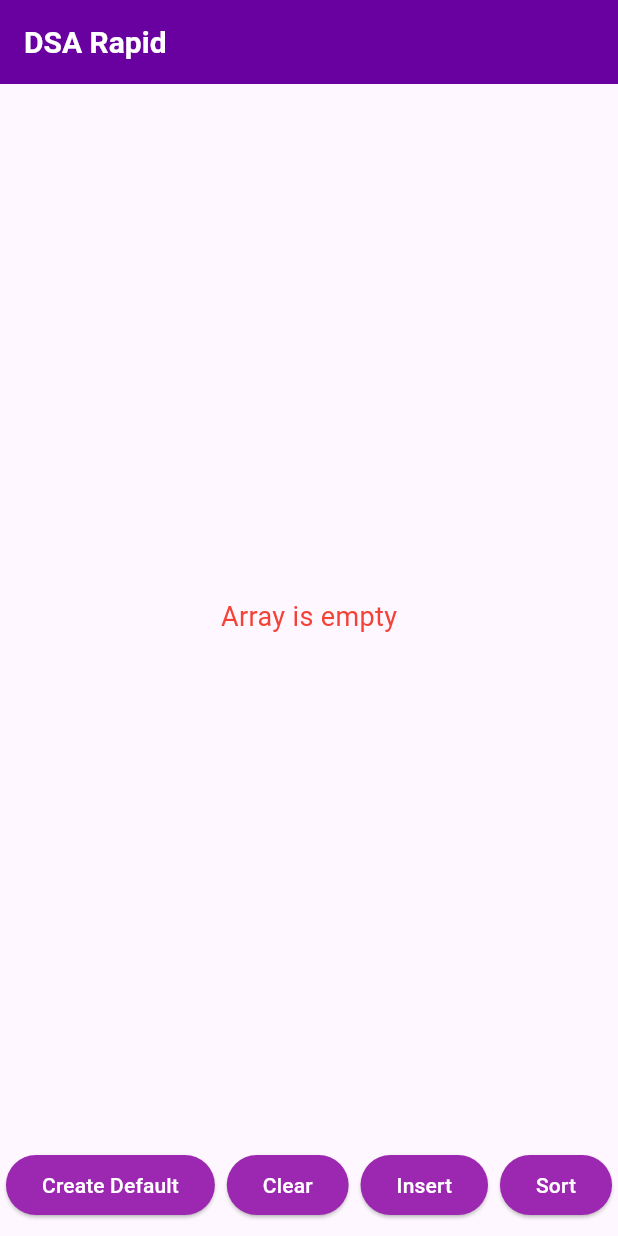
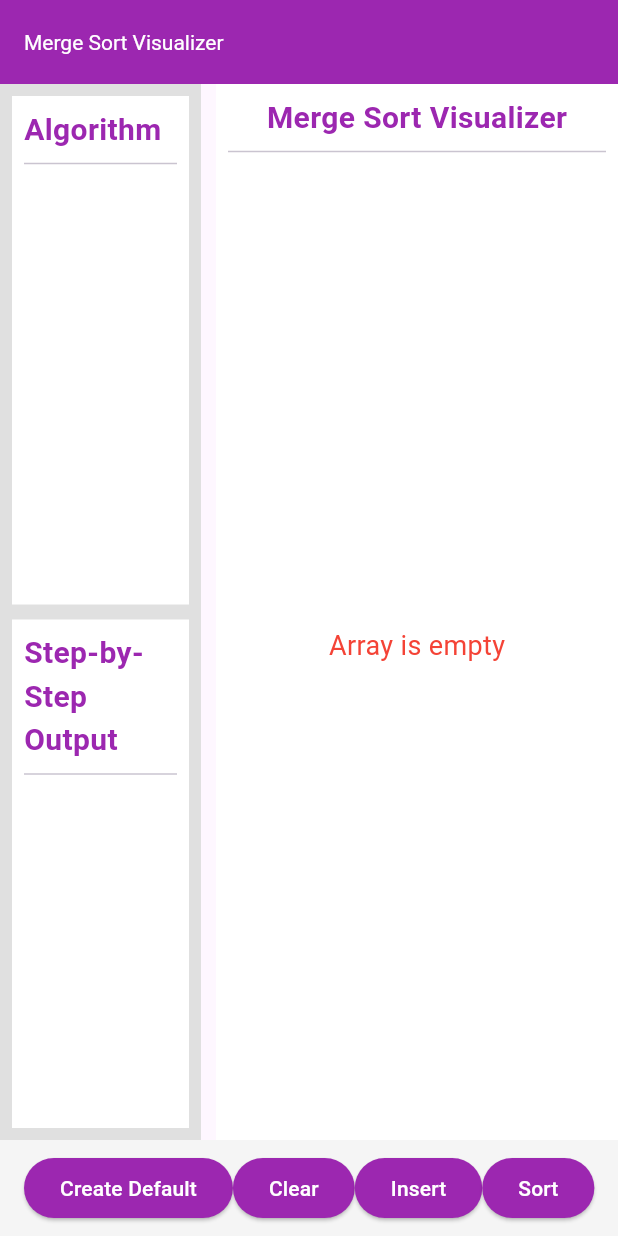
Before and after one commit to Namrata0607/DSARapid, a Flutter app: the MergeSortScreen screen opened directly, on a phone screen of 412 x 824 dp. Run offline on Flutter 3.47's test engine with Material 3 defaults, Android fonts, the light colour scheme and no system bars; our stand-ins replace animated_text_kit, carousel_slider, video_player; missing offline and left inert: syncfusion_flutter_pdfviewer.

Commit message:
merge sort vs add

```diff
--- a/lib/MergeSort.dart
+++ b/lib/MergeSort.dart
@@ -2,17 +2,15 @@
 import 'package:dsa_rapid/UI_Helper/UI.dart';
 import 'package:dsa_rapid/Dashboard.dart';
 import 'dart:math';
-
 
 class MergeSort extends StatelessWidget {
   @override
   Widget build(BuildContext context) {
     return MaterialApp(
       title: 'Merge Sort Visualizer',
-      debugShowCheckedModeBanner: false, // Disable the debug banner
-      // theme: ThemeData(
-      //   primarySwatch: Colors.blue,
-      // ),
+      theme: ThemeData(
+        primarySwatch: Colors.blue,
+      ),
       home: MergeSortScreen(),
     );
   }
@@ -25,16 +23,120 @@
 
 class _MergeSortScreenState extends State<MergeSortScreen> {
   List<int> array = []; // Initially empty array
-  int? leftIndex; // For visual representation of left index
-  int? rightIndex; // For visual representation of right index
+  int? currentLeft; // Left index for visual representation
+  int? currentRight; // Right index for visual representation
   bool sorting = false; // State for sort animation
+  String currentAlgorithm = ""; // Holds the current algorithm
+  String currentOutput = ""; // Holds the step-by-step output
 
   @override
   Widget build(BuildContext context) {
     return Scaffold(
-      appBar: mtext(),
+      appBar: AppBar(
+        title: Text('Merge Sort Visualizer'),
+        backgroundColor: Colors.purple,
+        titleTextStyle: TextStyle(color: Colors.white),
+      ),
       body: Column(
         children: [
+          Expanded(
+            child: Row(
+              children: [
+                // Left Container (for Algorithm and Output)
+                Expanded(
+                  flex: 1,
+                  child: Container(
+                    color: Colors.grey.shade300,
+                    padding: EdgeInsets.all(8.0),
+                    child: Column(
+                      children: [
+                        // Algorithm section
+                        Expanded(
+                          flex: 1,
+                          child: Container(
+                            color: Colors.white,
+                            padding: EdgeInsets.all(8.0),
+                            child: Column(
+                              crossAxisAlignment: CrossAxisAlignment.start,
+                              children: [
+                                Text(
+                                  'Algorithm',
+                                  style: TextStyle(
+                                    fontSize: 20,
+                                    fontWeight: FontWeight.bold,
+                                    color: Colors.purple,
+                                  ),
+                                ),
+                                Divider(),
+                                Expanded(
+                                  child: SingleChildScrollView(
+                                    child: Text(
+                                      currentAlgorithm,
+                                      style: TextStyle(
+                                        fontSize: 16,
+                                      ),
+                                    ),
+                                  ),
+                                ),
+                              ],
+                            ),
+                          ),
+                        ),
+                        SizedBox(height: 10),
+                        // Output/Step-by-step explanation section
+                        Expanded(
+                          flex: 1,
+                          child: Container(
+                            color: Colors.white,
+                            padding: EdgeInsets.all(8.0),
+                            child: Column(
+                              crossAxisAlignment: CrossAxisAlignment.start,
+                              children: [
+                                Text(
+                                  'Step-by-Step Output',
+                                  style: TextStyle(
+                                    fontSize: 20,
+                                    fontWeight: FontWeight.bold,
+                                    color: Colors.purple,
+                                  ),
+                                ),
+                                Divider(),
+                                Expanded(
+                                  child: SingleChildScrollView(
+                                    child: Text(
+                                      currentOutput,
+                                      style: TextStyle(
+                                        fontSize: 16,
+                                      ),
+                                    ),
+                                  ),
+                                ),
+                              ],
+                            ),
+                          ),
+                        ),
+                      ],
+                    ),
+                  ),
+                ),
+                SizedBox(width: 10),
+                // Right Container (for Array Visualizer)
+                Expanded(
+                  flex: 2,
+                  child: Container(
+                    color: Colors.white,
+                    padding: EdgeInsets.all(8.0),
+                    child: Column(
+                      children: [
+                        Text(
+                          'Merge Sort Visualizer',
+                          style: TextStyle(
+                            fontSize: 20,
+                            fontWeight: FontWeight.bold,
+                            color: Colors.purple,
+                          ),
+                        ),
+                        Divider(),
                         Expanded(
                           child: Center(
                             child: SingleChildScrollView(
@@ -44,7 +146,8 @@
                                     ? [
                                         Text(
                                           'Array is empty',
-                            style: TextStyle(fontSize: 18, color: Colors.red),
+                                          style: TextStyle(
+                                              fontSize: 18, color: Colors.red),
                                         )
                                       ]
                                     : _buildBars(),
@@ -52,44 +155,63 @@
                             ),
                           ),
                         ),
-          Row(
+                      ],
+                    ),
+                  ),
+                ),
+              ],
+            ),
+          ),
+          // Bottom Container (for Operation Buttons)
+          Container(
+            padding: EdgeInsets.symmetric(vertical: 8.0, horizontal: 16.0),
+            color: Colors.grey.shade100,
+            child: Row(
               mainAxisAlignment: MainAxisAlignment.spaceAround,
               children: [
                 ElevatedButton(
-                onPressed: _createDefaultArray, // Create Default Button
+                  onPressed: _createDefaultArray,
                   child: Text('Create Default'),
                   style: ButtonStyle(
-                  backgroundColor: MaterialStateProperty.all<Color>(Colors.purple),
-                  foregroundColor: MaterialStateProperty.all<Color>(Colors.white),
+                    backgroundColor:
+                        MaterialStateProperty.all<Color>(Colors.purple),
+                    foregroundColor:
+                        MaterialStateProperty.all<Color>(Colors.white),
                   ),
                 ),
                 ElevatedButton(
                   onPressed: _clearArray,
                   child: Text('Clear'),
                   style: ButtonStyle(
-                  backgroundColor: MaterialStateProperty.all<Color>(Colors.purple),
-                  foregroundColor: MaterialStateProperty.all<Color>(Colors.white),
+                    backgroundColor:
+                        MaterialStateProperty.all<Color>(Colors.purple),
+                    foregroundColor:
+                        MaterialStateProperty.all<Color>(Colors.white),
                   ),
                 ),
                 ElevatedButton(
                   onPressed: () => _showInsertDialog(context),
                   child: Text('Insert'),
                   style: ButtonStyle(
-                  backgroundColor: MaterialStateProperty.all<Color>(Colors.purple),
-                  foregroundColor: MaterialStateProperty.all<Color>(Colors.white),
+                    backgroundColor:
+                        MaterialStateProperty.all<Color>(Colors.purple),
+                    foregroundColor:
+                        MaterialStateProperty.all<Color>(Colors.white),
                   ),
                 ),
                 ElevatedButton(
-                onPressed: sorting ? null : () => _startMergeSort(0, array.length - 1),
+                  onPressed: sorting ? null : _startMergeSort,
                   child: Text('Sort'),
                   style: ButtonStyle(
-                  backgroundColor: MaterialStateProperty.all<Color>(Colors.purple),
-                  foregroundColor: MaterialStateProperty.all<Color>(Colors.white),
+                    backgroundColor:
+                        MaterialStateProperty.all<Color>(Colors.purple),
+                    foregroundColor:
+                        MaterialStateProperty.all<Color>(Colors.white),
                   ),
                 ),
               ],
             ),
-          SizedBox(height: 10),
+          ),
         ],
       ),
     );
@@ -98,9 +220,16 @@
   // Create default array
   void _createDefaultArray() {
     setState(() {
-      array = [35, 12, 99, 24, 50, 1, 89, 63, 16]; // Default array
-      leftIndex = null;
-      rightIndex = null;
+      array = [40, 20, 30, 10]; // Default array
+      currentLeft = null;
+      currentRight = null;
+      currentAlgorithm = """
+1. Split the array into two halves.
+2. Recursively split each half until each subarray contains a single element.
+3. Merge the sorted subarrays by comparing the smallest elements.
+4. Repeat until the entire array is merged and sorted.
+""";
+      currentOutput = "Default array created.";
     });
   }
 
@@ -108,8 +237,10 @@
   void _clearArray() {
     setState(() {
       array = []; // Clear the array
-      leftIndex = null;
-      rightIndex = null;
+      currentLeft = null;
+      currentRight = null;
+      currentAlgorithm = "";
+      currentOutput = "Array cleared.";
     });
   }
 
@@ -119,6 +250,7 @@
     if (value != null) {
       setState(() {
         array.add(value); // Add element to array
+        currentOutput = "Inserted $value into the array.";
       });
     }
   }
@@ -132,8 +264,8 @@
           height: 100, // Fixed height for all bars
           width: 60,
           duration: Duration(milliseconds: 300),
-          color: (index == leftIndex || index == rightIndex)
-              ? Colors.red // Highlight current merge indices
+          color: (index == currentLeft || index == currentRight)
+              ? Color.fromARGB(255, 85, 255, 227) // Highlight current comparison
               : Colors.purple, // Default bar color
           alignment: Alignment.bottomCenter,
           child: Center(
@@ -152,100 +284,74 @@
   }
 
   // Perform merge sort with animation
-  Future<void> _startMergeSort(int left, int right) async {
-    setState(() {
+  Future<void> _startMergeSort() async {
     sorting = true;
-    });
+    currentOutput = ""; // Clear previous output
 
-    await _mergeSort(left, right);
+    await _mergeSort(0, array.length - 1); // Start merge sort
 
-    setState(() {
-      sorting = false;
-    });
-
+    currentOutput += "Sorting complete! Final array: ${array.toString()}\n"; // Final output
     ScaffoldMessenger.of(context).showSnackBar(
       SnackBar(
-        content: Text('Array sorted successfully!'),
+        content: Text('Sorting complete!'),
       ),
     );
+
+    sorting = false;
   }
 
-  // Merge sort algorithm
   Future<void> _mergeSort(int left, int right) async {
     if (left < right) {
       int mid = (left + right) ~/ 2;
 
-      await _mergeSort(left, mid); // Sort first half
-      await _mergeSort(mid + 1, right); // Sort second half
-      await _merge(left, mid, right); // Merge the sorted halves
+      currentOutput += "Splitting array from index $left to $mid and $mid to $right\n";
+      await Future.delayed(Duration(seconds: 1)); // Pause for visual effect
+
+      await _mergeSort(left, mid);
+      await _mergeSort(mid + 1, right);
+      await _merge(left, mid, right);
     }
   }
 
-  // Merge two subarrays with animation
   Future<void> _merge(int left, int mid, int right) async {
-    List<int> leftArray = List.from(array.sublist(left, mid + 1));
-    List<int> rightArray = List.from(array.sublist(mid + 1, right + 1));
+    int i = left, j = mid + 1;
+    List<int> temp = [];
 
-    int i = 0, j = 0, k = left;
+    while (i <= mid && j <= right) {
+      setState(() {
+        currentLeft = i;
+        currentRight = j;
+        currentOutput += "Comparing index $i and index $j\n";
+      });
+      await Future.delayed(Duration(seconds: 1)); // Pause for visual effect
 
-    while (i < leftArray.length && j < rightArray.length) {
-      setState(() {
-        leftIndex = left + i;
-        rightIndex = mid + 1 + j;
-      });
-
-      await Future.delayed(Duration(milliseconds: 500)); // Animation delay
-
-      if (leftArray[i] <= rightArray[j]) {
-        setState(() {
-          array[k] = leftArray[i];
-        });
+      if (array[i] < array[j]) {
+        temp.add(array[i]);
         i++;
       } else {
-        setState(() {
-          array[k] = rightArray[j];
-        });
+        temp.add(array[j]);
         j++;
       }
-      k++;
     }
 
-    // Copy remaining elements of leftArray
-    while (i < leftArray.length) {
-      setState(() {
-        leftIndex = left + i;
-        rightIndex = null; // No comparison
-      });
-
-      await Future.delayed(Duration(milliseconds: 500));
-
-      setState(() {
-        array[k] = leftArray[i];
-      });
+    while (i <= mid) {
+      temp.add(array[i]);
       i++;
-      k++;
     }
 
-    // Copy remaining elements of rightArray
-    while (j < rightArray.length) {
-      setState(() {
-        leftIndex = null; // No comparison
-        rightIndex = mid + 1 + j;
-      });
+    while (j <= right) {
+      temp.add(array[j]);
+      j++;
+    }
 
-      await Future.delayed(Duration(milliseconds: 500));
-
-      setState(() {
-        array[k] = rightArray[j];
-      });
-      j++;
-      k++;
+    for (int k = 0; k < temp.length; k++) {
+      array[left + k] = temp[k];
     }
 
     setState(() {
-      leftIndex = null;
-      rightIndex = null;
+      currentOutput += "Merged subarray: ${temp.toString()}\n";
     });
+    await Future.delayed(Duration(seconds: 3)); // Pause for visual effect
   }
 
   // Generalized input dialog to get user input
```
Lines whose indentation alone changed are shown as unchanged.
